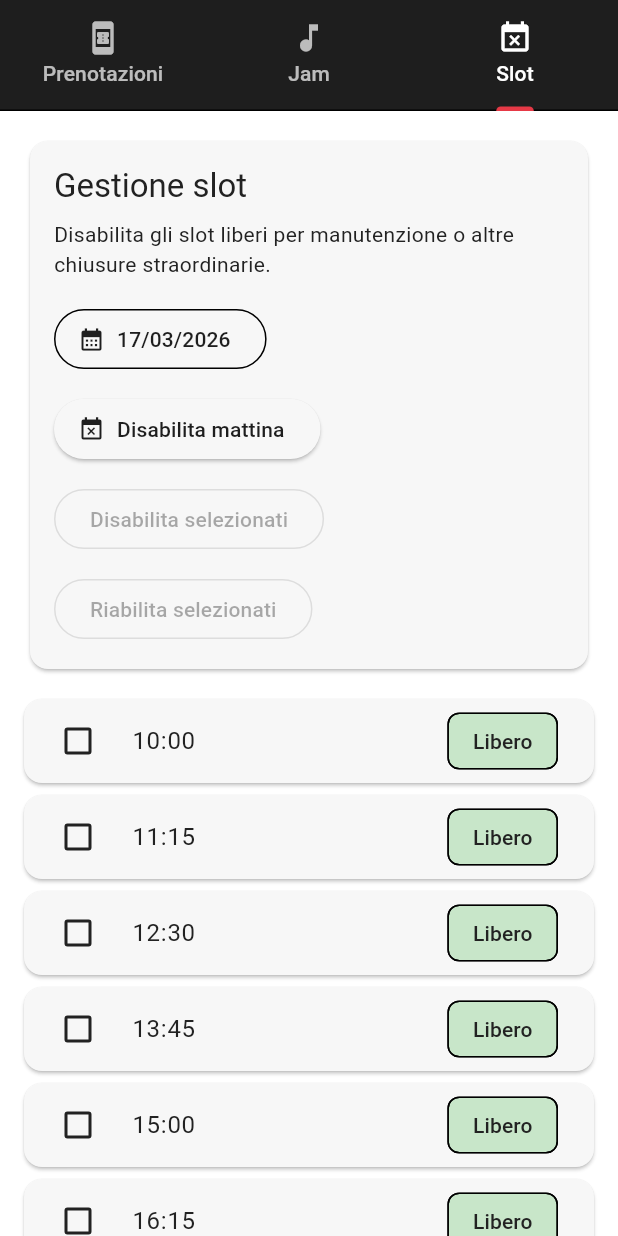
After one commit to Liaron/SoundImplosion, a Flutter app: the AdminManagementPageMobile screen opened directly, tab 3 chosen, after a tap on "Disabilita mattina", on a phone screen of 412 x 824 dp. The commit adds this screen. Run offline on Flutter 3.47's test engine with Material 3 defaults, Android fonts, the phone set to English and light mode, and no system bars; our stand-ins replace firebase_auth, firebase_core, firebase_database, google_sign_in; accounts and stored records are empty.

Commit message:
Add admin slot disabling tools

```diff
--- a/lib/app/features/admin/admin_management_page_mobile.dart
+++ b/lib/app/features/admin/admin_management_page_mobile.dart
@@ -1,6 +1,7 @@
 import 'package:flutter/material.dart';
 import 'package:soundimplosion/app/features/admin/admin_booking_management_page_mobile.dart';
 import 'package:soundimplosion/app/features/admin/admin_jam_management_page_mobile.dart';
+import 'package:soundimplosion/app/features/admin/admin_slot_management_page_mobile.dart';
 
 class AdminManagementPageMobile extends StatelessWidget {
   const AdminManagementPageMobile({super.key, this.embedded = false});
@@ -12,7 +13,7 @@ class AdminManagementPageMobile extends StatelessWidget {
     final colorScheme = Theme.of(context).colorScheme;
 
     final content = DefaultTabController(
-      length: 2,
+      length: 3,
       child: Column(
         children: [
           Material(
@@ -28,6 +29,7 @@ class AdminManagementPageMobile extends StatelessWidget {
               tabs: const [
                 Tab(icon: Icon(Icons.book_online), text: 'Prenotazioni'),
                 Tab(icon: Icon(Icons.music_note), text: 'Jam'),
+                Tab(icon: Icon(Icons.event_busy), text: 'Slot'),
               ],
             ),
           ),
@@ -36,6 +38,7 @@ class AdminManagementPageMobile extends StatelessWidget {
               children: [
                 AdminBookingManagementPageMobile(embedded: true),
                 AdminJamManagementPageMobile(embedded: true),
+                AdminSlotManagementPageMobile(embedded: true),
               ],
             ),
           ),
--- /dev/null
+++ b/lib/app/features/admin/admin_slot_management_controller.dart
@@ -0,0 +1,113 @@
+import 'package:flutter/foundation.dart';
+import 'package:soundimplosion/app/features/admin/admin_slot_management_repository.dart';
+
+class AdminSlotManagementController extends ChangeNotifier {
+  AdminSlotManagementController({AdminSlotManagementRepository? repository})
+    : _repository = repository ?? FirebaseAdminSlotManagementRepository();
+
+  final AdminSlotManagementRepository _repository;
+
+  bool isLoading = true;
+  bool isSubmitting = false;
+  Object? error;
+  DateTime selectedDate = DateTime.now();
+  List<AdminSlotItem> slots = [];
+  final Set<String> _selectedSlotTimes = <String>{};
+
+  Set<String> get selectedSlotTimes => Set.unmodifiable(_selectedSlotTimes);
+
+  Future<void> initialize() async {
+    await loadSlotsForDate(selectedDate);
+  }
+
+  Future<void> loadSlotsForDate(DateTime date) async {
+    selectedDate = DateTime(date.year, date.month, date.day);
+    isLoading = true;
+    error = null;
+    _selectedSlotTimes.clear();
+    notifyListeners();
+
+    try {
+      slots = await _repository.loadSlots(selectedDate);
+    } catch (e) {
+      error = e;
+      slots = [];
+    } finally {
+      isLoading = false;
+      notifyListeners();
+    }
+  }
+
+  void toggleSlot(String slotTime) {
+    if (_selectedSlotTimes.contains(slotTime)) {
+      _selectedSlotTimes.remove(slotTime);
+    } else {
+      _selectedSlotTimes.add(slotTime);
+    }
+    notifyListeners();
+  }
+
+  bool isSelected(String slotTime) => _selectedSlotTimes.contains(slotTime);
+
+  Future<void> disableSelected() {
+    return _updateSelected(disabled: true);
+  }
+
+  Future<void> enableSelected() {
+    return _updateSelected(disabled: false);
+  }
+
+  Future<void> disableMorningSlots() async {
+    final morningSlots = slots
+        .where((slot) => slot.isMutable && _timeToMinutes(slot.time) < 14 * 60)
+        .map((slot) => slot.time)
+        .toList();
+
+    if (morningSlots.isEmpty) {
+      return;
+    }
+
+    await _submitUpdate(slotTimes: morningSlots, disabled: true);
+  }
+
+  Future<void> _updateSelected({required bool disabled}) async {
+    if (_selectedSlotTimes.isEmpty) {
+      return;
+    }
+
+    await _submitUpdate(
+      slotTimes: _selectedSlotTimes.toList()..sort(),
+      disabled: disabled,
+    );
+  }
+
+  Future<void> _submitUpdate({
+    required List<String> slotTimes,
+    required bool disabled,
+  }) async {
+    isSubmitting = true;
+    error = null;
+    notifyListeners();
+
+    try {
+      await _repository.updateSlots(
+        date: selectedDate,
+        slotTimes: slotTimes,
+        disabled: disabled,
+      );
+      await loadSlotsForDate(selectedDate);
+    } catch (e) {
+      error = e;
+      notifyListeners();
+      rethrow;
+    } finally {
+      isSubmitting = false;
+      notifyListeners();
+    }
+  }
+
+  int _timeToMinutes(String time) {
+    final parts = time.split(':');
+    return int.parse(parts[0]) * 60 + int.parse(parts[1]);
+  }
+}
--- /dev/null
+++ b/lib/app/features/admin/admin_slot_management_page_mobile.dart
@@ -0,0 +1,217 @@
+import 'package:flutter/material.dart';
+import 'package:intl/intl.dart';
+import 'package:soundimplosion/app/features/admin/admin_slot_management_controller.dart';
+import 'package:soundimplosion/app/features/admin/admin_slot_management_repository.dart';
+
+class AdminSlotManagementPageMobile extends StatefulWidget {
+  const AdminSlotManagementPageMobile({super.key, this.embedded = false});
+
+  final bool embedded;
+
+  @override
+  State<AdminSlotManagementPageMobile> createState() =>
+      _AdminSlotManagementPageMobileState();
+}
+
+class _AdminSlotManagementPageMobileState
+    extends State<AdminSlotManagementPageMobile> {
+  final AdminSlotManagementController _controller =
+      AdminSlotManagementController();
+
+  @override
+  void initState() {
+    super.initState();
+    _controller.addListener(_handleControllerChanged);
+    _controller.initialize();
+  }
+
+  @override
+  void dispose() {
+    _controller.removeListener(_handleControllerChanged);
+    _controller.dispose();
+    super.dispose();
+  }
+
+  void _handleControllerChanged() {
+    if (mounted) {
+      setState(() {});
+    }
+  }
+
+  Future<void> _pickDate() async {
+    final now = DateTime.now();
+    final picked = await showDatePicker(
+      context: context,
+      initialDate: _controller.selectedDate,
+      firstDate: DateTime(now.year, now.month, now.day),
+      lastDate: now.add(const Duration(days: 365)),
+    );
+
+    if (picked == null) {
+      return;
+    }
+
+    await _controller.loadSlotsForDate(picked);
+  }
+
+  Future<void> _runAction(
+    Future<void> Function() action,
+    String successMessage,
+  ) async {
+    try {
+      await action();
+      if (!mounted) {
+        return;
+      }
+      ScaffoldMessenger.of(
+        context,
+      ).showSnackBar(SnackBar(content: Text(successMessage)));
+    } catch (e) {
+      if (!mounted) {
+        return;
+      }
+      ScaffoldMessenger.of(context).showSnackBar(
+        SnackBar(content: Text(e.toString().replaceAll('Exception: ', ''))),
+      );
+    }
+  }
+
+  Color _statusColor(AdminSlotItem slot) {
+    if (slot.isDisabled) {
+      return Colors.grey.shade300;
+    }
+    if (slot.isOccupied) {
+      return slot.isJam ? Colors.deepPurple.shade100 : Colors.orange.shade100;
+    }
+    return Colors.green.shade100;
+  }
+
+  Widget _buildBody() {
+    if (_controller.isLoading) {
+      return const Center(child: CircularProgressIndicator());
+    }
+
+    if (_controller.error != null && _controller.slots.isEmpty) {
+      return Center(
+        child: Text(
+          'Errore caricamento slot: ${_controller.error.toString().replaceAll('Exception: ', '')}',
+          textAlign: TextAlign.center,
+        ),
+      );
+    }
+
+    return ListView(
+      padding: const EdgeInsets.all(16),
+      children: [
+        Card(
+          child: Padding(
+            padding: const EdgeInsets.all(16),
+            child: Column(
+              crossAxisAlignment: CrossAxisAlignment.start,
+              children: [
+                Text(
+                  'Gestione slot',
+                  style: Theme.of(context).textTheme.titleLarge,
+                ),
+                const SizedBox(height: 8),
+                Text(
+                  'Disabilita gli slot liberi per manutenzione o altre chiusure straordinarie.',
+                ),
+                const SizedBox(height: 16),
+                OutlinedButton.icon(
+                  onPressed: _pickDate,
+                  icon: const Icon(Icons.calendar_month),
+                  label: Text(
+                    DateFormat('dd/MM/yyyy').format(_controller.selectedDate),
+                  ),
+                ),
+                const SizedBox(height: 12),
+                Wrap(
+                  spacing: 12,
+                  runSpacing: 12,
+                  children: [
+                    ElevatedButton.icon(
+                      onPressed: _controller.isSubmitting
+                          ? null
+                          : () => _runAction(
+                              _controller.disableMorningSlots,
+                              'Slot mattutini disabilitati',
+                            ),
+                      icon: const Icon(Icons.event_busy),
+                      label: const Text('Disabilita mattina'),
+                    ),
+                    OutlinedButton(
+                      onPressed:
+                          _controller.isSubmitting ||
+                              _controller.selectedSlotTimes.isEmpty
+                          ? null
+                          : () => _runAction(
+                              _controller.disableSelected,
+                              'Slot selezionati disabilitati',
+                            ),
+                      child: const Text('Disabilita selezionati'),
+                    ),
+                    OutlinedButton(
+                      onPressed:
+                          _controller.isSubmitting ||
+                              _controller.selectedSlotTimes.isEmpty
+                          ? null
+                          : () => _runAction(
+                              _controller.enableSelected,
+                              'Slot selezionati riabilitati',
+                            ),
+                      child: const Text('Riabilita selezionati'),
+                    ),
+                  ],
+                ),
+              ],
+            ),
+          ),
+        ),
+        const SizedBox(height: 16),
+        if (_controller.slots.isEmpty)
+          const Card(
+            child: Padding(
+              padding: EdgeInsets.all(16),
+              child: Text('Nessuno slot disponibile per la data selezionata.'),
+            ),
+          )
+        else
+          ..._controller.slots.map((slot) {
+            final mutable = slot.isMutable;
+            return Card(
+              margin: const EdgeInsets.only(bottom: 8),
+              child: CheckboxListTile(
+                value: _controller.isSelected(slot.time),
+                onChanged: mutable
+                    ? (_) => _controller.toggleSlot(slot.time)
+                    : null,
+                title: Text(slot.time),
+                subtitle: slot.bookedBy?.isNotEmpty == true
+                    ? Text('Assegnato a: ${slot.bookedBy}')
+                    : null,
+                secondary: Chip(
+                  label: Text(slot.statusLabel),
+                  backgroundColor: _statusColor(slot),
+                ),
+                controlAffinity: ListTileControlAffinity.leading,
+              ),
+            );
+          }),
+      ],
+    );
+  }
+
+  @override
+  Widget build(BuildContext context) {
+    final body = _buildBody();
+    if (widget.embedded) {
+      return body;
+    }
+
+    return Scaffold(
+      appBar: AppBar(title: const Text('Admin Slot')),
+      body: body,
+    );
+  }
+}
--- /dev/null
+++ b/lib/app/features/admin/admin_slot_management_repository.dart
@@ -0,0 +1,92 @@
+import 'package:firebase_auth/firebase_auth.dart';
+import 'package:intl/intl.dart';
+import 'package:soundimplosion/services/database_service.dart';
+
+class AdminSlotItem {
+  const AdminSlotItem({
+    required this.time,
+    required this.status,
+    this.bookedBy,
+    this.bookingId,
+    this.isJam = false,
+  });
+
+  final String time;
+  final String status;
+  final String? bookedBy;
+  final String? bookingId;
+  final bool isJam;
+
+  bool get isDisabled => status == 'disabilitato';
+  bool get isFree => status == 'libero';
+  bool get isOccupied => !isFree && !isDisabled;
+  bool get isMutable => !isOccupied;
+
+  String get statusLabel {
+    if (isDisabled) {
+      return 'Disabilitato';
+    }
+    if (isOccupied) {
+      return isJam ? 'Jam' : 'Occupato';
+    }
+    return 'Libero';
+  }
+}
+
+abstract class AdminSlotManagementRepository {
+  Future<List<AdminSlotItem>> loadSlots(DateTime date);
+  Future<void> updateSlots({
+    required DateTime date,
+    required List<String> slotTimes,
+    required bool disabled,
+  });
+}
+
+class FirebaseAdminSlotManagementRepository
+    implements AdminSlotManagementRepository {
+  FirebaseAdminSlotManagementRepository({
+    DatabaseService? databaseService,
+    FirebaseAuth? auth,
+  }) : _databaseService = databaseService ?? DatabaseService(),
+       _auth = auth ?? FirebaseAuth.instance;
+
+  final DatabaseService _databaseService;
+  final FirebaseAuth _auth;
+
+  @override
+  Future<List<AdminSlotItem>> loadSlots(DateTime date) async {
+    if (_auth.currentUser == null) {
+      throw Exception('Utente non loggato');
+    }
+
+    final slotMaps = await _databaseService.getAdminSlotsForDate(
+      DateFormat('yyyy-MM-dd').format(date),
+    );
+
+    return slotMaps
+        .map(
+          (slot) => AdminSlotItem(
+            time: slot['time']?.toString() ?? '',
+            status: slot['status']?.toString() ?? 'libero',
+            bookedBy: slot['booked_by']?.toString(),
+            bookingId: slot['booking_id']?.toString(),
+            isJam: slot['is_jam'] == true,
+          ),
+        )
+        .where((slot) => slot.time.isNotEmpty)
+        .toList();
+  }
+
+  @override
+  Future<void> updateSlots({
+    required DateTime date,
+    required List<String> slotTimes,
+    required bool disabled,
+  }) {
+    return _databaseService.updateAdminSlotStatuses(
+      dateStr: DateFormat('yyyy-MM-dd').format(date),
+      slotTimes: slotTimes,
+      disabled: disabled,
+    );
+  }
+}
--- a/lib/services/database_service.dart
+++ b/lib/services/database_service.dart
@@ -507,18 +507,121 @@ class DatabaseService {
     }
   }
 
+  Future<List<Map<String, dynamic>>> getAdminSlotsForDate(
+    String dateStr,
+  ) async {
+    final slotsRef = _dbRef.child('slots').child(dateStr);
+
+    try {
+      var snapshot = await slotsRef.get();
+      if (!snapshot.exists) {
+        await _generateSlotsForDate(dateStr);
+        snapshot = await slotsRef.get();
+      }
+
+      final slots = <Map<String, dynamic>>[];
+      final rawData = snapshot.value;
+
+      if (rawData is Map) {
+        final data = Map<String, dynamic>.from(rawData);
+        for (final entry in data.entries) {
+          if (entry.value is! Map) {
+            continue;
+          }
+          final slot = Map<String, dynamic>.from(entry.value as Map);
+          slot['key'] = entry.key.toString();
+          slots.add(slot);
+        }
+      } else if (rawData is List) {
+        for (final item in rawData) {
+          if (item is! Map) {
+            continue;
+          }
+          slots.add(Map<String, dynamic>.from(item));
+        }
+      }
+
+      slots.sort((a, b) {
+        final left = a['time']?.toString() ?? '';
+        final right = b['time']?.toString() ?? '';
+        return left.compareTo(right);
+      });
+
+      return slots;
+    } catch (e) {
+      debugPrint("Errore getAdminSlotsForDate: $e");
+      rethrow;
+    }
+  }
+
+  Future<void> updateAdminSlotStatuses({
+    required String dateStr,
+    required List<String> slotTimes,
+    required bool disabled,
+  }) async {
+    await _ensureCurrentUserIsAdminOrThrow();
+    if (slotTimes.isEmpty) {
+      return;
+    }
+
+    await getAdminSlotsForDate(dateStr);
+
+    final snapshot = await _dbRef.child('slots').child(dateStr).get();
+    if (!snapshot.exists || snapshot.value == null || snapshot.value is! Map) {
+      throw Exception('Slot non trovati per la data selezionata');
+    }
+
+    final slotsMap = Map<String, dynamic>.from(snapshot.value as Map);
+    final updates = <String, dynamic>{};
+
+    for (final slotTime in slotTimes) {
+      final slotKey = slotTime.replaceAll(':', '_');
+      final rawSlot = slotsMap[slotKey];
+      if (rawSlot is! Map) {
+        continue;
+      }
+
+      final slotData = Map<String, dynamic>.from(rawSlot);
+      final currentStatus = slotData['status']?.toString() ?? 'libero';
+      final bookingId = slotData['booking_id']?.toString() ?? '';
+      final isJam = slotData['is_jam'] == true;
+      final isOccupied =
+          currentStatus != 'libero' &&
+          currentStatus != 'disabilitato' &&
+          bookingId.isNotEmpty;
+      if (isOccupied || isJam) {
+        throw Exception(
+          'Lo slot $slotTime non puo essere modificato perche e gia occupato',
+        );
+      }
+
+      updates['/slots/$dateStr/$slotKey/status'] = disabled
+          ? 'disabilitato'
+          : 'libero';
+      updates['/slots/$dateStr/$slotKey/booked_by'] = null;
+      updates['/slots/$dateStr/$slotKey/booking_id'] = null;
+      updates['/slots/$dateStr/$slotKey/is_jam'] = null;
+    }
+
+    if (updates.isEmpty) {
+      return;
+    }
+
+    await _dbRef.update(updates);
+  }
+
   Future<void> _generateSlotsForDate(String dateStr) async {
     final times = _generateStandardTimes();
-    final Map<String, dynamic> slotsUpdate = {};
+    final updates = <String, dynamic>{};
 
     for (int i = 0; i < times.length; i++) {
       final time = times[i];
       final key = time.replaceAll(":", "_");
 
-      slotsUpdate[key] = {'time': time, 'status': 'libero'};
-    }
-
-    await _dbRef.child('slots').child(dateStr).set(slotsUpdate);
+      updates['/slots/$dateStr/$key'] = {'time': time, 'status': 'libero'};
+    }
+
+    await _dbRef.update(updates);
   }
 
   List<String> _generateStandardTimes() {
```
Also changed, not shown: 1 other file.
